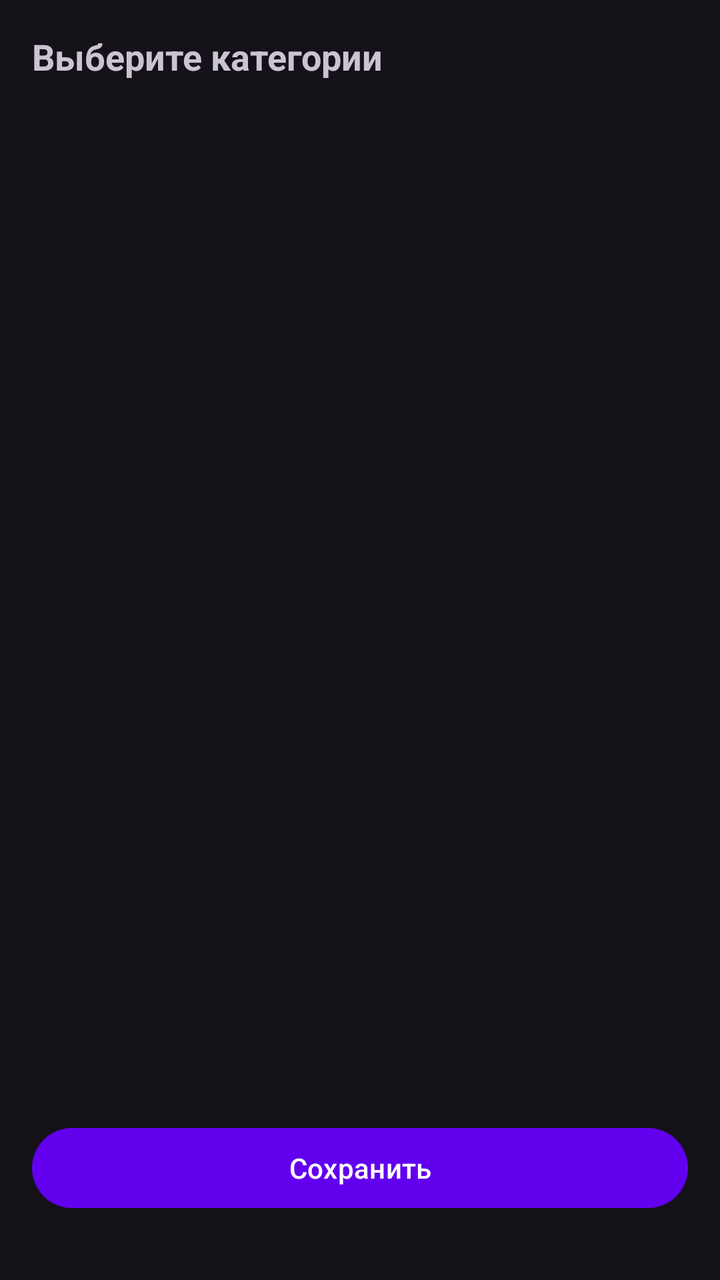
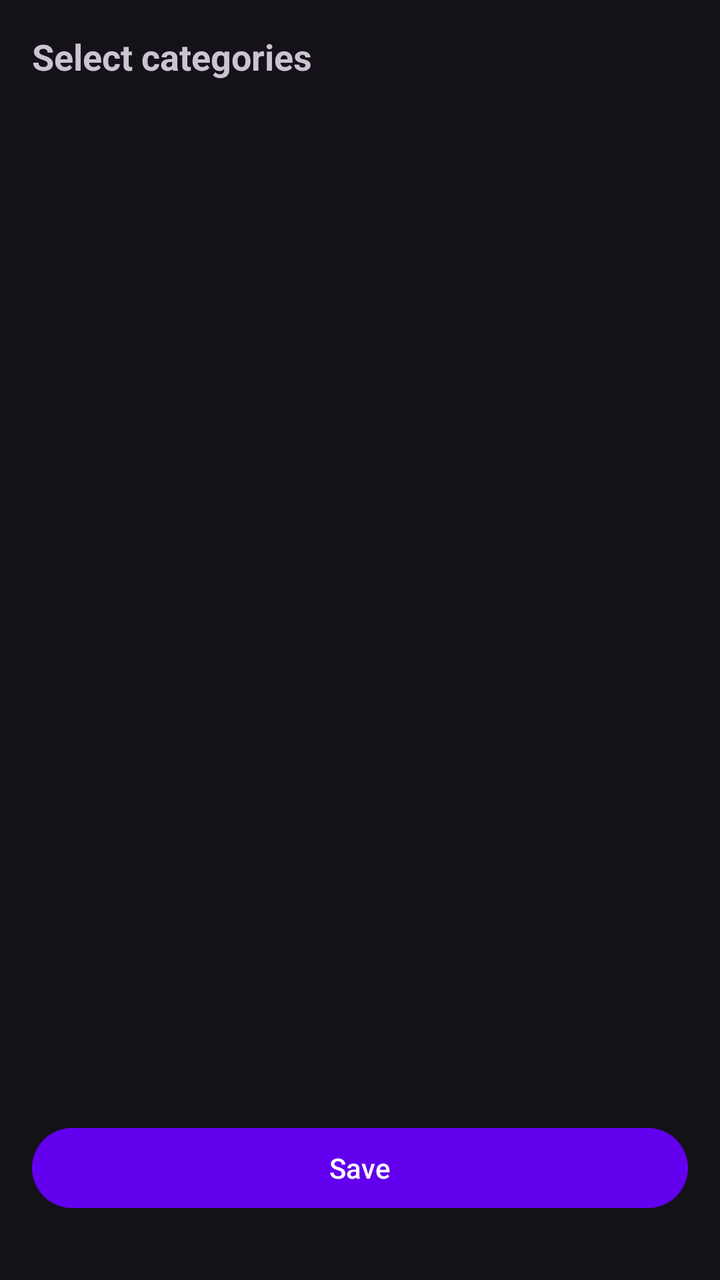

Screens rendered from an Android XML layout before and after an edit, with the pre-edit source and the edit as a unified diff.
<!-- AndroidManifest.xml: application theme Theme.TelegramNewsReader -->
<!-- res/layout/activity_category_selection.xml -->
<?xml version="1.0" encoding="utf-8"?>
<androidx.constraintlayout.widget.ConstraintLayout xmlns:android="http://schemas.android.com/apk/res/android"
    xmlns:app="http://schemas.android.com/apk/res-auto"
    android:layout_width="match_parent"
    android:layout_height="match_parent"
    android:padding="16dp"
    android:animateLayoutChanges="true">

    <TextView
        android:id="@+id/tv_categories"
        android:layout_width="wrap_content"
        android:layout_height="wrap_content"
        android:text="Выберите категории"
        android:textSize="18sp"
        android:textStyle="bold"
        app:layout_constraintTop_toTopOf="parent"
        app:layout_constraintStart_toStartOf="parent" />

    <ListView
        android:id="@+id/lv_categories"
        android:layout_width="0dp"
        android:layout_height="0dp"
        android:layout_marginTop="8dp"
        app:layout_constraintTop_toBottomOf="@id/tv_categories"
        app:layout_constraintStart_toStartOf="parent"
        app:layout_constraintEnd_toEndOf="parent"
        app:layout_constraintBottom_toTopOf="@id/btn_save_categories" />

    <Button
        android:id="@+id/btn_save_categories"
        android:layout_width="0dp"
        android:layout_height="wrap_content"
        android:text="Сохранить"
        android:layout_marginBottom="16dp"
        app:layout_constraintBottom_toBottomOf="parent"
        app:layout_constraintStart_toStartOf="parent"
        app:layout_constraintEnd_toEndOf="parent" />
</androidx.constraintlayout.widget.ConstraintLayout>
<!-- resources referenced by this layout -->
<resources>
  <style name="Theme.TelegramNewsReader" parent="Theme.TelegramNewsReader.Purple" />
  <style name="Theme.TelegramNewsReader.Purple" parent="Theme.Material3.Dark.NoActionBar">
          <item name="colorPrimary">@color/purple_500</item>
          <item name="colorPrimaryVariant">@color/purple_700</item>
          <item name="colorOnPrimary">@color/white</item>
          <item name="android:statusBarColor">?attr/colorPrimaryVariant</item>
          <item name="actionBarStyle">@style/CustomActionBarStyle</item>
      </style>
  <color name="purple_500">#FF6200EE</color>
  <color name="purple_700">#FF3700B3</color>
  <color name="white">#FFFFFFFF</color>
  <style name="CustomActionBarStyle" parent="Widget.Material3.ActionBar.Solid">
          <item name="titleTextStyle">@style/CustomActionBarTitle</item>
          <item name="android:titleTextStyle">@style/CustomActionBarTitle</item>
      </style>
  <style name="CustomActionBarTitle" parent="TextAppearance.Material3.ActionBar.Title">
          <item name="android:textSize">18sp</item>
          <item name="android:textStyle">bold</item>
          <item name="android:textColor">@color/white</item>
          <item name="android:gravity">center</item>
          <item name="android:layout_gravity">center</item>
      </style>
</resources>

<!-- the commit's change to res/layout/activity_category_selection.xml (unified diff, before → after) -->
@@ -10,7 +10,7 @@
         android:id="@+id/tv_categories"
         android:layout_width="wrap_content"
         android:layout_height="wrap_content"
-        android:text="Выберите категории"
+        android:text="@string/select_categories"
         android:textSize="18sp"
         android:textStyle="bold"
         app:layout_constraintTop_toTopOf="parent"
@@ -30,7 +30,7 @@
         android:id="@+id/btn_save_categories"
         android:layout_width="0dp"
         android:layout_height="wrap_content"
-        android:text="Сохранить"
+        android:text="@string/save"
         android:layout_marginBottom="16dp"
         app:layout_constraintBottom_toBottomOf="parent"
         app:layout_constraintStart_toStartOf="parent"
<!-- resource entries referenced after the edit -->
@@ -1,5 +1,7 @@
 <!-- resources referenced by this layout -->
 <resources>
+  <string name="save">Save</string>
+  <string name="select_categories">Select categories</string>
   <style name="Theme.TelegramNewsReader" parent="Theme.TelegramNewsReader.Purple" />
   <style name="Theme.TelegramNewsReader.Purple" parent="Theme.Material3.Dark.NoActionBar">
           <item name="colorPrimary">@color/purple_500</item>
